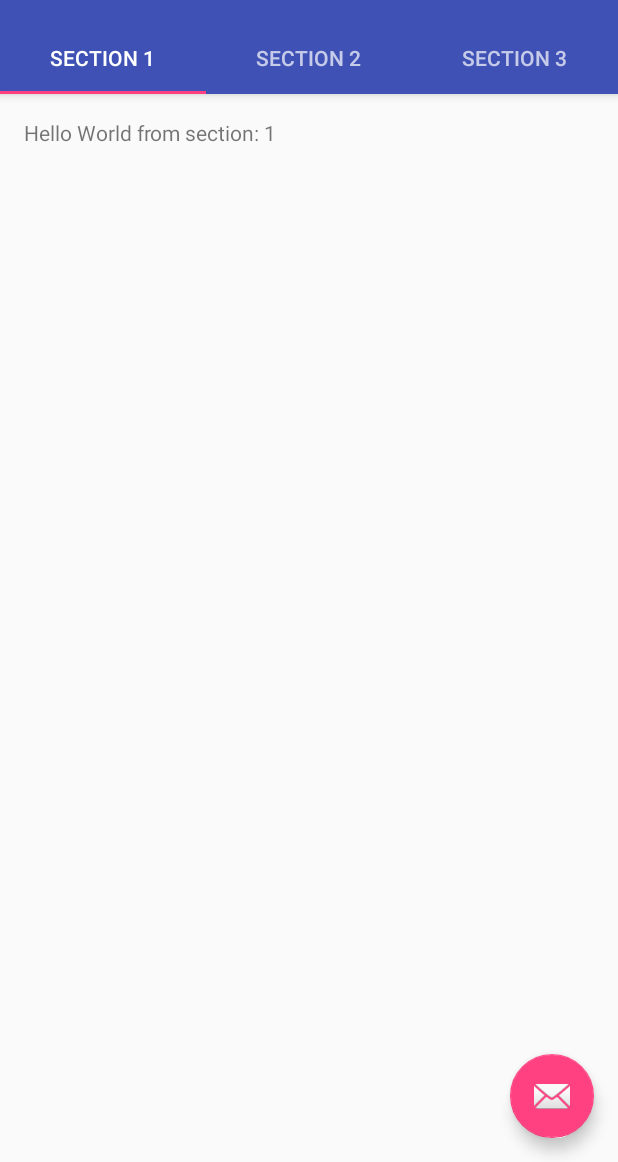
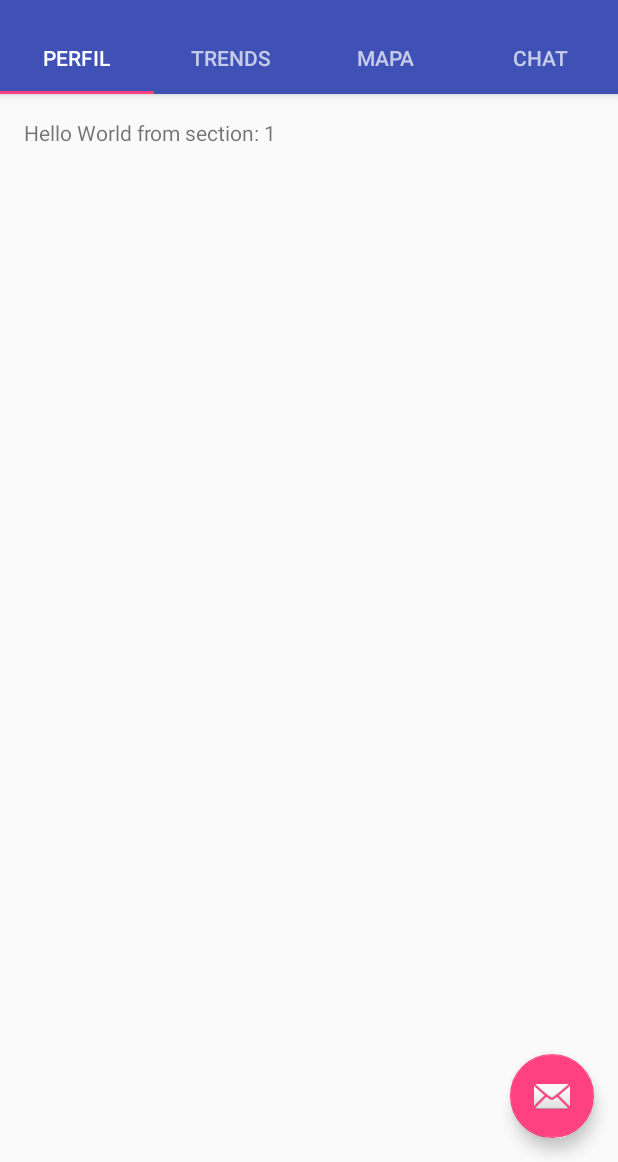
Before and after one commit to LeonardoAfonso/MapaDoMaroto, an Android app: the screen it shows after launch (MainActivity), on a phone screen of 412 x 824 dp, the part 74-1236 px from its top. Run offline under Robolectric (Android 15) with nearby library versions, the light colour scheme and no system bars.

Commit message:
Nomes das Abas Editados

```diff
--- a/app/src/main/java/engsoftlab/mapadomaroto/MainActivity.java
+++ b/app/src/main/java/engsoftlab/mapadomaroto/MainActivity.java
@@ -143,18 +143,20 @@ public class MainActivity extends AppCompatActivity {
         @Override
         public int getCount() {
             // Show 3 total pages.
-            return 3;
+            return 4;
         }
 
         @Override
         public CharSequence getPageTitle(int position) {
             switch (position) {
                 case 0:
-                    return "SECTION 1";
+                    return "PERFIL";
                 case 1:
-                    return "SECTION 2";
+                    return "TRENDS";
                 case 2:
-                    return "SECTION 3";
+                    return "MAPA";
+                case 3:
+                    return "CHAT";
             }
             return null;
         }
```
